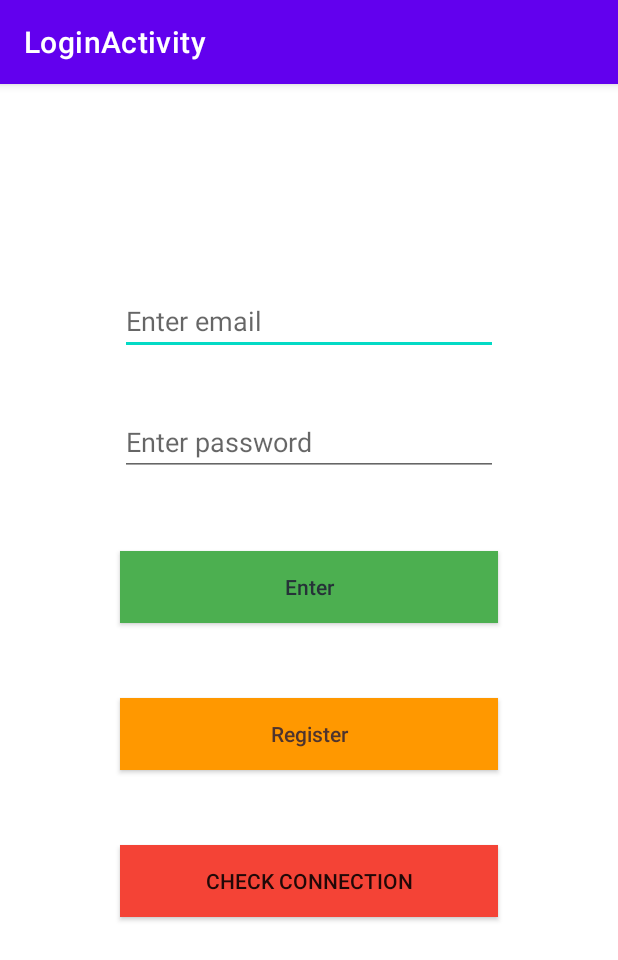
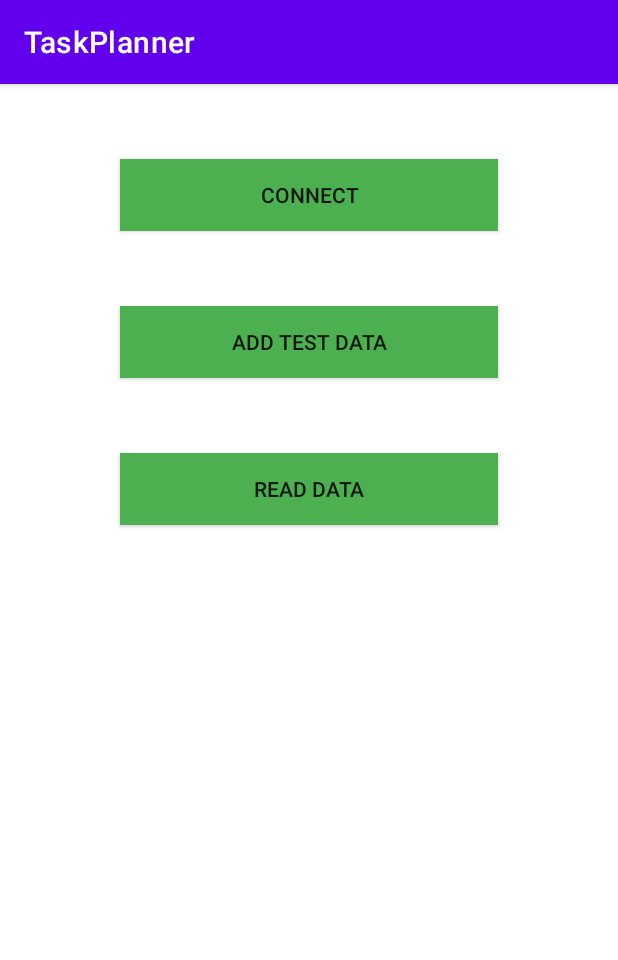
Before and after one commit to AlexeyK2021/TaskPlaner, an Android app: the screen it shows after launch (LoginActivity before the commit, DebugActivity after it), on a phone screen of 412 x 824 dp. Shown: the top 960 px of the screen. Run offline under Robolectric (Android 15) with nearby library versions, the phone set to English and light mode, and no system bars; libraries missing offline, so code that uses them is left out: io.realm, io.realm.query.

Commit message:
added debug activity

```diff
--- a/app/build.gradle
+++ b/app/build.gradle
@@ -38,6 +38,7 @@ android {
 }
 
 dependencies {
+
     implementation 'org.jetbrains.kotlinx:kotlinx-coroutines-core:1.6.0-native-mt'
     implementation 'io.realm.kotlin:library-base:0.11.1'
     implementation 'androidx.appcompat:appcompat:1.4.1'
--- a/app/src/main/AndroidManifest.xml
+++ b/app/src/main/AndroidManifest.xml
@@ -4,6 +4,7 @@
     package="ru.alexeyk2021.taskplanner">
 
     <uses-permission android:name="android.permission.INTERNET" />
+
     <application
         android:allowBackup="true"
         android:dataExtractionRules="@xml/data_extraction_rules"
@@ -14,6 +15,9 @@
         android:supportsRtl="true"
         android:theme="@style/Theme.TaskPlanner"
         tools:targetApi="31">
+        <activity
+            android:name=".DebugActivity"
+            android:exported="false" />
         <activity
             android:name=".activityLogic.RegisterActivity"
             android:exported="false"
@@ -27,6 +31,7 @@
             android:exported="true">
             <intent-filter>
                 <action android:name="android.intent.action.MAIN" />
+
                 <category android:name="android.intent.category.LAUNCHER" />
             </intent-filter>
         </activity>
--- /dev/null
+++ b/app/src/main/java/ru/alexeyk2021/taskplanner/DebugActivity.kt
@@ -0,0 +1,50 @@
+package ru.alexeyk2021.taskplanner
+
+import androidx.appcompat.app.AppCompatActivity
+import android.os.Bundle
+import android.util.Log
+import kotlinx.coroutines.launch
+import kotlinx.coroutines.runBlocking
+import ru.alexeyk2021.taskplanner.dataClasses.User
+import ru.alexeyk2021.taskplanner.databinding.ActivityDebugBinding
+
+class DebugActivity : AppCompatActivity() {
+    private lateinit var binding: ActivityDebugBinding
+
+    override fun onCreate(savedInstanceState: Bundle?) {
+        super.onCreate(savedInstanceState)
+        binding = ActivityDebugBinding.inflate(layoutInflater)
+        setContentView(binding.root)
+
+        val connectButton = binding.connect
+        val sendButton = binding.addingTestData
+        val readButton = binding.readData
+        val dbManager = DbManager.getInstance()
+
+        connectButton.setOnClickListener { dbManager.connect() }
+        sendButton.setOnClickListener {
+            runBlocking {
+                launch {
+                    Log.d(
+                        "SendButton", dbManager.createUser(
+                            User(
+                                id = 1,
+                                name = "Alex",
+                                email = "91251243736@mail.ru",
+                                password = "mkmkdmkvmamsmdfmamdfopepf"
+                            )
+                        ).toString()
+                    )
+                }
+            }
+        }
+
+        readButton.setOnClickListener {
+            var users = ""
+            dbManager.getUsers().forEach {
+                users += it.toString() + "\n"
+            }
+            Log.d("Users", users)
+        }
+    }
+}
--- a/app/src/main/java/ru/alexeyk2021/taskplanner/activityLogic/LoginActivity.kt
+++ b/app/src/main/java/ru/alexeyk2021/taskplanner/activityLogic/LoginActivity.kt
@@ -8,6 +8,7 @@ import ru.alexeyk2021.taskplanner.DbManager
 import ru.alexeyk2021.taskplanner.LoginManager
 import ru.alexeyk2021.taskplanner.Status
 import ru.alexeyk2021.taskplanner.databinding.ActivityLoginBinding
+
 
 class LoginActivity : AppCompatActivity() {
     private lateinit var binding: ActivityLoginBinding
@@ -56,8 +57,6 @@ class LoginActivity : AppCompatActivity() {
             }
             startActivity(registerActivity)
         }
-
-        binding.checkButton.setOnClickListener { DbManager.getInstance().connect() }
     }
 
     override fun onResume() {
--- a/app/src/main/java/ru/alexeyk2021/taskplanner/activityLogic/MainActivity.kt
+++ b/app/src/main/java/ru/alexeyk2021/taskplanner/activityLogic/MainActivity.kt
@@ -3,12 +3,14 @@ package ru.alexeyk2021.taskplanner.activityLogic
 import android.content.Intent
 import android.os.Bundle
 import androidx.appcompat.app.AppCompatActivity
+import ru.alexeyk2021.taskplanner.DebugActivity
 import ru.alexeyk2021.taskplanner.LoginManager
 import ru.alexeyk2021.taskplanner.databinding.ActivityMainBinding
 
 class MainActivity : AppCompatActivity() {
     private lateinit var binding: ActivityMainBinding
     private lateinit var loginManager: LoginManager
+    private val debug = true
 
     override fun onCreate(savedInstanceState: Bundle?) {
         super.onCreate(savedInstanceState)
@@ -18,7 +20,10 @@ class MainActivity : AppCompatActivity() {
 
         loginManager = LoginManager.getInstance()
 
-        if (!loginManager.isLogged()) {
+        if (debug) {        //DEBUG
+            val debugPage = Intent(this, DebugActivity::class.java)
+            startActivity(debugPage)
+        } else if (!loginManager.isLogged()) {
             val goToAuthPage = Intent(this, LoginActivity::class.java)
             startActivity(goToAuthPage)
         }
--- /dev/null
+++ b/app/src/main/res/layout/activity_debug.xml
@@ -0,0 +1,41 @@
+<?xml version="1.0" encoding="utf-8"?>
+<androidx.appcompat.widget.LinearLayoutCompat xmlns:android="http://schemas.android.com/apk/res/android"
+    xmlns:app="http://schemas.android.com/apk/res-auto"
+    xmlns:tools="http://schemas.android.com/tools"
+    android:layout_width="match_parent"
+    android:layout_height="match_parent"
+    android:orientation="vertical"
+    tools:context=".DebugActivity">
+
+    <androidx.appcompat.widget.AppCompatButton
+        android:id="@+id/connect"
+        android:layout_width="match_parent"
+        android:layout_height="wrap_content"
+        android:layout_marginStart="80dp"
+        android:layout_marginTop="50dp"
+        android:layout_marginEnd="80dp"
+        android:background="@color/green"
+        android:text="Connect" />
+
+
+    <androidx.appcompat.widget.AppCompatButton
+        android:id="@+id/adding_test_data"
+        android:layout_width="match_parent"
+        android:layout_height="wrap_content"
+        android:layout_marginStart="80dp"
+        android:layout_marginTop="50dp"
+        android:layout_marginEnd="80dp"
+        android:background="@color/green"
+        android:text="Add test data" />
+
+    <androidx.appcompat.widget.AppCompatButton
+        android:id="@+id/read_data"
+        android:layout_width="match_parent"
+        android:layout_height="wrap_content"
+        android:layout_marginStart="80dp"
+        android:layout_marginTop="50dp"
+        android:layout_marginEnd="80dp"
+        android:background="@color/green"
+        android:text="Read Data" />
+
+</androidx.appcompat.widget.LinearLayoutCompat>
--- a/app/src/main/res/layout/activity_login.xml
+++ b/app/src/main/res/layout/activity_login.xml
@@ -57,15 +57,4 @@
         android:textColorHint="#4E342E"
         app:layout_constraintTop_toBottomOf="@+id/login_button" />
 
-    <androidx.appcompat.widget.AppCompatButton
-        android:id="@+id/check_button"
-        android:layout_width="match_parent"
-        android:layout_height="wrap_content"
-        android:layout_marginStart="80dp"
-        android:layout_marginTop="50dp"
-        android:layout_marginEnd="80dp"
-        android:background="@color/red"
-        android:text="Check connection"
-        app:layout_constraintTop_toBottomOf="@+id/register_button" />
-
 </LinearLayout>
--- a/build.gradle
+++ b/build.gradle
@@ -4,7 +4,6 @@ plugins {
     id 'io.realm.kotlin' version '0.11.1' apply false
 }
 
-
 task clean(type: Delete) {
     delete rootProject.buildDir
 }
```
Also changed, not shown: app/src/main/java/ru/alexeyk2021/taskplanner/DbManager.kt (+53 -24 lines), app/src/main/java/ru/alexeyk2021/taskplanner/dataClasses/User.kt (+11 -11 lines).
